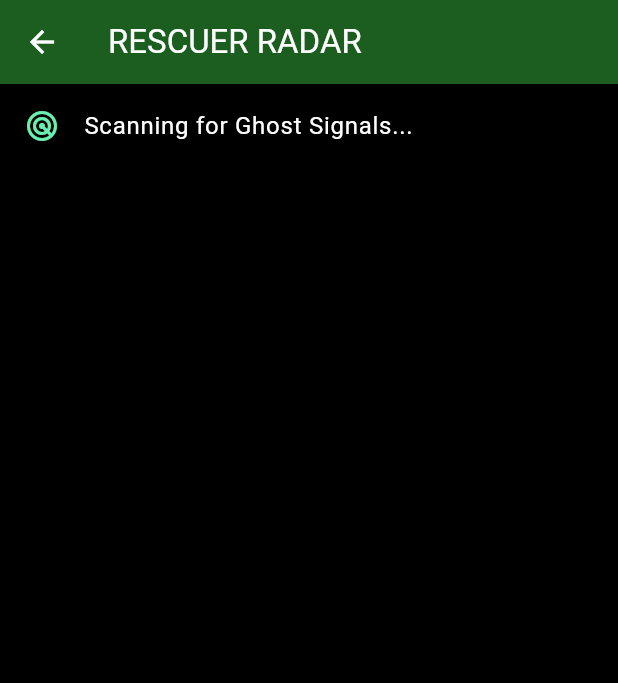
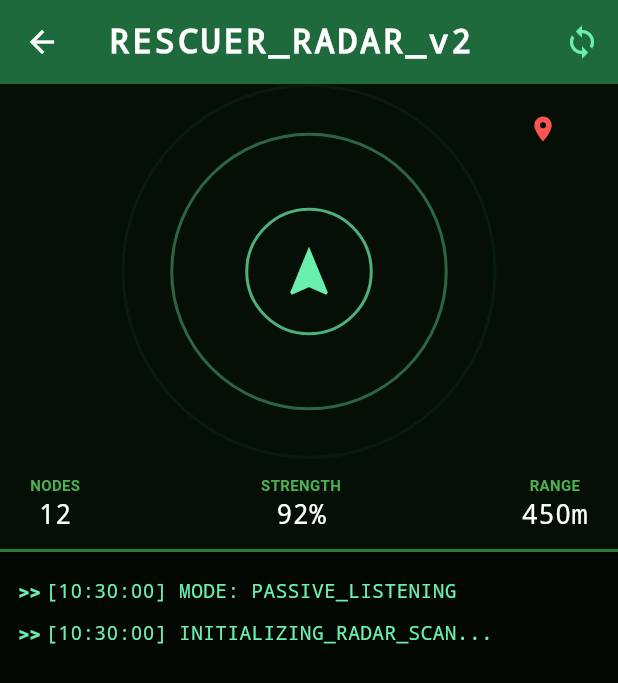
Before and after one commit to sushant-me/TechSprint_team_innovators, a Flutter app: the RescuerScreen screen opened directly, on a phone screen of 412 x 824 dp. Shown: the top 683 px of the screen. Run offline on Flutter 3.47's test engine with Material 3 defaults, Android fonts, the phone set to English and light mode, and no system bars; our stand-ins replace audioplayers, avatar_glow, flutter_local_notifications, flutter_tts, geolocator, percent_indicator and 5 more; missing offline and left inert: flutter_background_service, ghostsignal, nearby_connections, telephony, tflite_audio, torch_light; accounts and stored records are empty; statements that could not run were skipped.

Commit message:
Enhance RescuerScreen with radar animation and logs
Refactor RescuerScreen to include radar animation and improve logging.

```diff
--- a/lib/screens/rescuer_screen.dart
+++ b/lib/screens/rescuer_screen.dart
@@ -1,4 +1,6 @@
+import 'dart:async';
 import 'package:flutter/material.dart';
+import 'package:flutter/services.dart';
 import 'package:ghost_signal/services/mesh_service.dart';
 
 class RescuerScreen extends StatefulWidget {
@@ -8,36 +10,164 @@ class RescuerScreen extends StatefulWidget {
   State<RescuerScreen> createState() => _RescuerScreenState();
 }
 
-class _RescuerScreenState extends State<RescuerScreen> {
+class _RescuerScreenState extends State<RescuerScreen> with SingleTickerProviderStateMixin {
   final MeshService _mesh = MeshService();
   final List<String> _logs = [];
+  late AnimationController _radarController;
+  bool _isScanning = false;
 
   @override
   void initState() {
     super.initState();
-    _mesh.checkPermissions();
+    _radarController = AnimationController(
+      vsync: this,
+      duration: const Duration(seconds: 2),
+    )..repeat();
+
+    _initializeRescuerMode();
+  }
+
+  void _initializeRescuerMode() async {
+    await _mesh.checkPermissions();
     _startScan();
   }
 
-  void _startScan() async {
-    setState(() => _logs.add("Scanning for Ghost Signals..."));
-    await _mesh.startScanning();
-    // In a real app, you would bind listeners to update the UI
+  void _startScan() {
+    setState(() {
+      _isScanning = true;
+      _addLog("INITIALIZING_RADAR_SCAN...");
+      _addLog("MODE: PASSIVE_LISTENING");
+    });
+
+    _mesh.startScanning();
+
+    // Simulate finding signals (In production, replace with MeshService Stream)
+    Timer(const Duration(seconds: 2), () => _addLog("SIGNAL_FOUND: ID_098 - DISTANCE: NEAR"));
+  }
+
+  void _addLog(String msg) {
+    if (!mounted) return;
+    HapticFeedback.lightImpact();
+    setState(() {
+      _logs.insert(0, "[${DateTime.now().toString().substring(11, 19)}] $msg");
+    });
+  }
+
+  @override
+  void dispose() {
+    _radarController.dispose();
+    super.dispose();
   }
 
   @override
   Widget build(BuildContext context) {
     return Scaffold(
-      backgroundColor: Colors.black,
+      backgroundColor: const Color(0xFF050F05), // Deep military green-black
       appBar: AppBar(
-          title: const Text("RESCUER RADAR"),
-          backgroundColor: Colors.green[900]),
-      body: ListView.builder(
-        itemCount: _logs.length,
-        itemBuilder: (ctx, i) => ListTile(
-          leading: const Icon(Icons.radar, color: Colors.greenAccent),
-          title: Text(_logs[i], style: const TextStyle(color: Colors.white)),
-        ),
+        title: const Text("RESCUER_RADAR_v2",
+          style: TextStyle(fontFamily: 'monospace', fontWeight: FontWeight.bold, letterSpacing: 2)),
+        backgroundColor: Colors.green[900],
+        elevation: 10,
+        actions: [
+          IconButton(
+            icon: Icon(Icons.sync, color: _isScanning ? Colors.greenAccent : Colors.white),
+            onPressed: () => _startScan(),
+          )
+        ],
+      ),
+      body: Column(
+        children: [
+          _buildRadarVisualizer(),
+          _buildStatsBar(),
+          Expanded(
+            child: Container(
+              decoration: BoxDecoration(
+                color: Colors.black.withOpacity(0.5),
+                border: Border(top: BorderSide(color: Colors.green[800]!, width: 2)),
+              ),
+              child: ListView.builder(
+                padding: const EdgeInsets.all(12),
+                itemCount: _logs.length,
+                itemBuilder: (ctx, i) => _buildTerminalLine(_logs[i]),
+              ),
+            ),
+          ),
+        ],
+      ),
+    );
+  }
+
+  Widget _buildRadarVisualizer() {
+    return Container(
+      height: 250,
+      width: double.infinity,
+      child: Stack(
+        alignment: Alignment.center,
+        children: [
+          // The Pulsing Radar Rings
+          ...List.generate(3, (index) {
+            return AnimatedBuilder(
+              animation: _radarController,
+              builder: (context, child) {
+                double progress = (_radarController.value + (index / 3)) % 1;
+                return Container(
+                  width: progress * 300,
+                  height: progress * 300,
+                  decoration: BoxDecoration(
+                    shape: BoxShape.circle,
+                    border: Border.all(
+                      color: Colors.greenAccent.withOpacity(1 - progress),
+                      width: 2,
+                    ),
+                  ),
+                );
+              },
+            );
+          }),
+          const Icon(Icons.navigation, color: Colors.greenAccent, size: 40),
+          const Positioned(
+            top: 20, right: 40,
+            child: Icon(Icons.location_on, color: Colors.redAccent, size: 20), // Target Found
+          )
+        ],
+      ),
+    );
+  }
+
+  Widget _buildStatsBar() {
+    return Padding(
+      padding: const EdgeInsets.symmetric(vertical: 10, horizontal: 20),
+      child: Row(
+        mainAxisAlignment: MainAxisAlignment.spaceBetween,
+        children: [
+          _statItem("NODES", "12"),
+          _statItem("STRENGTH", "92%"),
+          _statItem("RANGE", "450m"),
+        ],
+      ),
+    );
+  }
+
+  Widget _statItem(String label, String value) {
+    return Column(
+      children: [
+        Text(label, style: const TextStyle(color: Colors.green, fontSize: 10, fontWeight: FontWeight.bold)),
+        Text(value, style: const TextStyle(color: Colors.white, fontSize: 18, fontFamily: 'monospace')),
+      ],
+    );
+  }
+
+  Widget _buildTerminalLine(String text) {
+    return Padding(
+      padding: const EdgeInsets.symmetric(vertical: 4),
+      child: Row(
+        children: [
+          const Text(">> ", style: TextStyle(color: Colors.greenAccent, fontWeight: FontWeight.bold)),
+          Expanded(
+            child: Text(text,
+              style: const TextStyle(color: Colors.greenAccent, fontFamily: 'monospace', fontSize: 13)),
+          ),
+        ],
       ),
     );
   }
```
